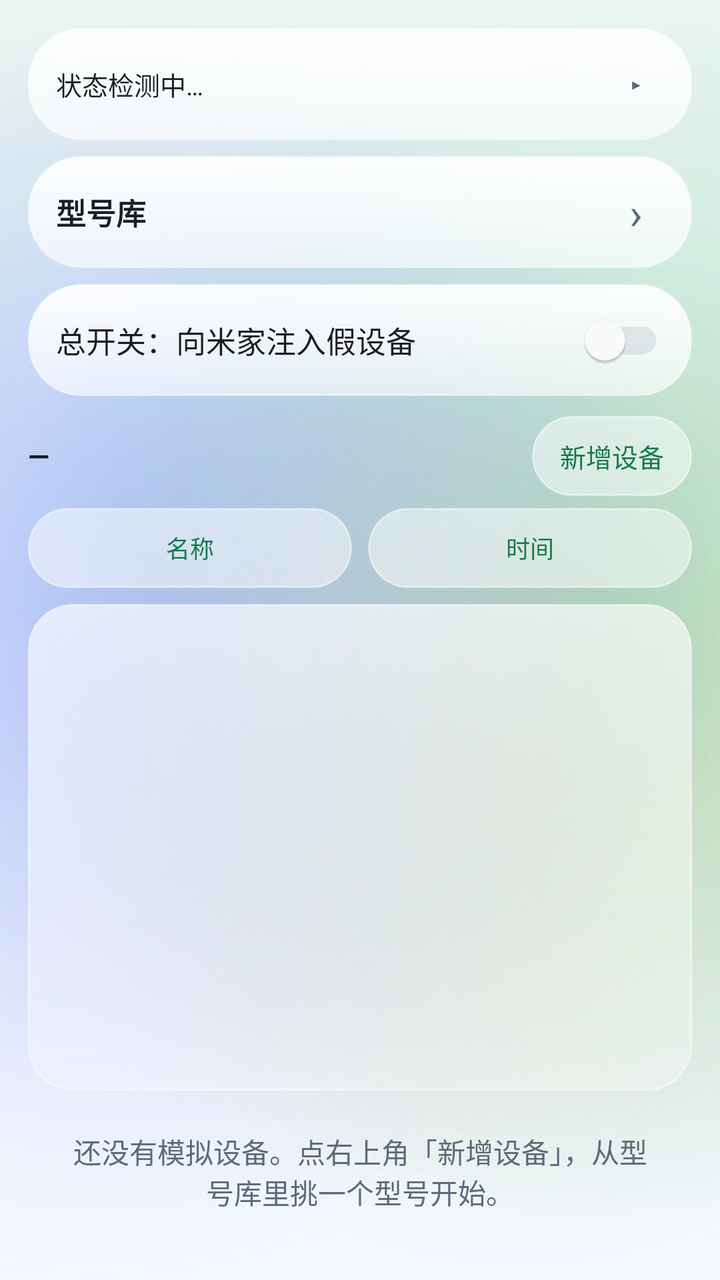
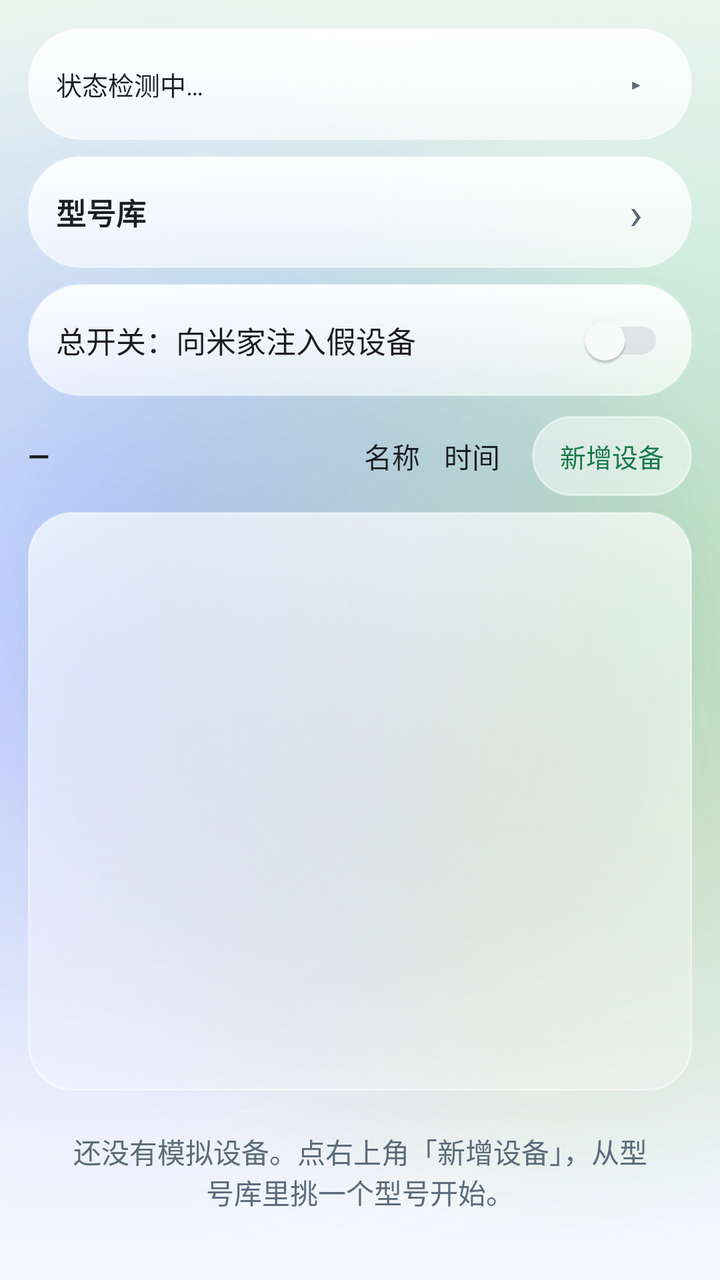

Compare the two renders of this Android layout. The source of the first and the diff that turns it into the second are given below.
<!-- AndroidManifest.xml: application theme Theme.MijiaSim -->
<!-- res/layout/activity_main.xml -->
<?xml version="1.0" encoding="utf-8"?>
<LinearLayout xmlns:android="http://schemas.android.com/apk/res/android"
    android:layout_width="match_parent"
    android:layout_height="match_parent"
    android:orientation="vertical"
    android:paddingLeft="14dp"
    android:paddingTop="14dp"
    android:paddingRight="14dp"
    android:paddingBottom="14dp">

    
    <LinearLayout
        android:id="@+id/status_card"
        android:layout_width="match_parent"
        android:layout_height="wrap_content"
        android:background="@drawable/bg_glass_card"
        android:orientation="vertical">

        <LinearLayout
            android:id="@+id/status_header"
            android:layout_width="match_parent"
            android:layout_height="56dp"
            android:background="@drawable/bg_status_ripple"
            android:clickable="true"
            android:focusable="true"
            android:gravity="center_vertical"
            android:orientation="horizontal"
            android:paddingLeft="14dp"
            android:paddingRight="12dp">

            <TextView
                android:id="@+id/status_summary"
                android:layout_width="0dp"
                android:layout_height="wrap_content"
                android:layout_weight="1"
                android:ellipsize="end"
                android:maxLines="1"
                android:text="@string/status_placeholder"
                android:textColor="@color/ink"
                android:textSize="13sp" />

            <TextView
                android:id="@+id/status_toggle"
                android:layout_width="32dp"
                android:layout_height="32dp"
                android:gravity="center"
                android:text="@string/status_arrow_closed"
                android:textColor="@color/ink_muted"
                android:textSize="14sp" />
        </LinearLayout>

        <TextView
            android:id="@+id/status_text"
            android:layout_width="match_parent"
            android:layout_height="wrap_content"
            android:lineSpacingExtra="3dp"
            android:paddingLeft="14dp"
            android:paddingTop="2dp"
            android:paddingRight="14dp"
            android:paddingBottom="12dp"
            android:text="@string/status_placeholder"
            android:textColor="@color/ink"
            android:textSize="13sp"
            android:visibility="gone" />
    </LinearLayout>

    
    <LinearLayout
        android:id="@+id/btn_open_library"
        android:layout_width="match_parent"
        android:layout_height="56dp"
        android:layout_marginTop="8dp"
        android:background="@drawable/bg_glass_card"
        android:clickable="true"
        android:focusable="true"
        android:gravity="center_vertical"
        android:orientation="horizontal"
        android:paddingLeft="14dp"
        android:paddingRight="12dp">

        <TextView
            android:layout_width="0dp"
            android:layout_height="wrap_content"
            android:layout_weight="1"
            android:ellipsize="end"
            android:maxLines="1"
            android:text="@string/label_model_library_entry"
            android:textColor="@color/ink"
            android:textSize="15sp"
            android:textStyle="bold" />

        <TextView
            android:layout_width="32dp"
            android:layout_height="32dp"
            android:gravity="center"
            android:text="@string/glyph_chevron"
            android:textColor="@color/ink_muted"
            android:textSize="22sp" />
    </LinearLayout>

    <androidx.appcompat.widget.SwitchCompat
        android:id="@+id/switch_inject"
        android:layout_width="match_parent"
        android:layout_height="56dp"
        android:layout_marginTop="8dp"
        android:background="@drawable/bg_glass_card"
        android:gravity="center_vertical"
        android:paddingLeft="14dp"
        android:paddingRight="14dp"
        android:text="@string/label_master_switch"
        android:textSize="15sp" />

    <LinearLayout
        android:layout_width="match_parent"
        android:layout_height="wrap_content"
        android:layout_marginTop="10dp"
        android:gravity="center_vertical"
        android:orientation="horizontal">

        <TextView
            android:id="@+id/device_count"
            android:layout_width="0dp"
            android:layout_height="wrap_content"
            android:layout_weight="1"
            android:text="@string/count_placeholder"
            android:textColor="@color/ink"
            android:textSize="14sp"
            android:textStyle="bold" />

        <Button
            android:id="@+id/btn_add"
            style="@style/Widget.MijiaSim.Button.Pill"
            android:layout_width="wrap_content"
            android:layout_height="wrap_content"
            android:layout_marginStart="8dp"
            android:text="@string/action_add" />
    </LinearLayout>

    
    <LinearLayout
        android:layout_width="match_parent"
        android:layout_height="wrap_content"
        android:layout_marginTop="6dp"
        android:gravity="center_vertical"
        android:orientation="horizontal">

        <Button
            android:id="@+id/btn_sort_name"
            style="@style/Widget.MijiaSim.Button.Pill"
            android:layout_width="0dp"
            android:layout_height="wrap_content"
            android:layout_weight="1"
            android:minWidth="0dp"
            android:text="@string/sort_name"
            android:textSize="12sp" />

        <Button
            android:id="@+id/btn_sort_time"
            style="@style/Widget.MijiaSim.Button.Pill"
            android:layout_width="0dp"
            android:layout_height="wrap_content"
            android:layout_marginStart="8dp"
            android:layout_weight="1"
            android:minWidth="0dp"
            android:text="@string/sort_time"
            android:textSize="12sp" />
    </LinearLayout>

    
    <androidx.recyclerview.widget.RecyclerView
        android:id="@+id/device_list"
        android:layout_width="match_parent"
        android:layout_height="0dp"
        android:layout_marginTop="8dp"
        android:layout_weight="1"
        android:background="@drawable/bg_glass_list_faint"
        android:padding="4dp"
        android:scrollbars="vertical" />

    <TextView
        android:id="@+id/empty_hint"
        android:layout_width="match_parent"
        android:layout_height="wrap_content"
        android:gravity="center"
        android:padding="20dp"
        android:text="@string/hint_no_device"
        android:textColor="@color/ink_muted"
        android:textSize="14sp" />

</LinearLayout>
<!-- resources referenced by this layout -->
<resources>
  <color name="ink">#FF1B1F24</color>
  <color name="ink_muted">#FF5C6B7A</color>
  <string name="action_add">新增设备</string>
  <string name="count_placeholder">—</string>
  <string name="glyph_chevron">›</string>
  <string name="hint_no_device">还没有模拟设备。点右上角「新增设备」，从型号库里挑一个型号开始。</string>
  <string name="label_master_switch">总开关：向米家注入假设备</string>
  <string name="label_model_library_entry">型号库</string>
  <string name="sort_name">名称</string>
  <string name="sort_time">时间</string>
  <string name="status_arrow_closed">▸</string>
  <string name="status_placeholder">状态检测中…</string>
  <color name="glass_bottom">#99FFFFFF</color>
  <color name="glass_top">#E6FFFFFF</color>
  <color name="glass_stroke">#80FFFFFF</color>
  <color name="glass_card_faint_bottom">#3DFFFFFF</color>
  <color name="glass_card_faint_top">#A6FFFFFF</color>
  <color name="row_pressed">#59FFFFFF</color>
  <color name="accent">#FF2bb673</color>
  <color name="accent_deep">#FF17794A</color>
  <color name="liquid_sky">#FFF3F8FF</color>
  <style name="ThemeOverlay.MijiaSim.ActionBar" parent="ThemeOverlay.AppCompat.Light">
          <item name="colorControlNormal">@color/ink</item>
          <item name="android:textColorPrimary">@color/ink</item>
      </style>
  <style name="Widget.MijiaSim.PopupMenu.Overflow" parent="Widget.AppCompat.PopupMenu.Overflow">
          <item name="android:popupBackground">@drawable/bg_glass_popup</item>
          <item name="android:popupElevation">10dp</item>
          <item name="overlapAnchor">false</item>
          <item name="android:dropDownVerticalOffset">6dp</item>
      </style>
  <style name="Widget.MijiaSim.PopupMenu" parent="Widget.AppCompat.PopupMenu">
          <item name="android:popupBackground">@drawable/bg_glass_popup</item>
          <item name="android:popupElevation">10dp</item>
      </style>
  <style name="TextAppearance.MijiaSim.PopupMenuItem" parent="TextAppearance.AppCompat.Widget.PopupMenu.Large">
          <item name="android:textColor">@color/ink</item>
          <item name="android:textSize">14sp</item>
      </style>
  <style name="Widget.MijiaSim.Switch" parent="Widget.AppCompat.CompoundButton.Switch">
          <item name="trackTint">@color/switch_track</item>
          <item name="thumbTint">@color/switch_thumb</item>
      </style>
  <color name="pill_pressed">#B3FFFFFF</color>
  <color name="pill_disabled">#40FFFFFF</color>
  <color name="glass_stroke_soft">#4DFFFFFF</color>
  <color name="pill_fill">#80FFFFFF</color>
  <color name="liquid_mist">#FFEAF4EF</color>
  <color name="blob_mint">#552BB673</color>
  <color name="blob_blue">#4D4C9AFF</color>
  <color name="blob_violet">#3D8E7CFF</color>
  <color name="blob_amber">#2EF2A33C</color>
  <style name="TextAppearance.MijiaSim.ActionBar.Title" parent="TextAppearance.AppCompat.Widget.ActionBar.Title">
          <item name="android:textColor">@color/ink</item>
          <item name="android:textSize">20sp</item>
          <item name="android:textStyle">bold</item>
          <item name="android:letterSpacing">0.01</item>
      </style>
  <style name="TextAppearance.MijiaSim.ActionBar.Subtitle" parent="TextAppearance.AppCompat.Widget.ActionBar.Subtitle">
          <item name="android:textColor">@color/ink_muted</item>
      </style>
  <!-- drawable bg_glass_dialog (drawable) -->
  <?xml version="1.0" encoding="utf-8"?>
  <shape xmlns:android="http://schemas.android.com/apk/res/android"
      android:shape="rectangle">
      <solid android:color="@color/dialog_fill" />
      <corners android:radius="28dp" />
      <stroke
          android:width="1dp"
          android:color="@color/glass_stroke" />
  </shape>
  <color name="dialog_fill">#F7FFFFFF</color>
  <color name="popup_bottom">#FFF6FAFF</color>
  <color name="popup_top">#FFFFFFFF</color>
  <color name="glass_divider">#14000000</color>
  <!-- unchanged entries left out for length: 10 -->
</resources>

<!-- the commit's change to res/layout/activity_main.xml (unified diff, before → after) -->
@@ -110,6 +110,7 @@
         android:text="@string/label_master_switch"
         android:textSize="15sp" />
 
+    
     <LinearLayout
         android:layout_width="match_parent"
         android:layout_height="wrap_content"
@@ -122,48 +123,52 @@
             android:layout_width="0dp"
             android:layout_height="wrap_content"
             android:layout_weight="1"
+            android:ellipsize="end"
+            android:maxLines="1"
             android:text="@string/count_placeholder"
             android:textColor="@color/ink"
             android:textSize="14sp"
             android:textStyle="bold" />
+
+        <TextView
+            android:id="@+id/btn_sort_name"
+            android:layout_width="wrap_content"
+            android:layout_height="wrap_content"
+            android:background="@null"
+            android:clickable="true"
+            android:focusable="true"
+            android:foreground="?attr/selectableItemBackgroundBorderless"
+            android:paddingLeft="6dp"
+            android:paddingTop="8dp"
+            android:paddingRight="6dp"
+            android:paddingBottom="8dp"
+            android:text="@string/sort_name"
+            android:textColor="@color/ink"
+            android:textSize="14sp" />
+
+        <TextView
+            android:id="@+id/btn_sort_time"
+            android:layout_width="wrap_content"
+            android:layout_height="wrap_content"
+            android:background="@null"
+            android:clickable="true"
+            android:focusable="true"
+            android:foreground="?attr/selectableItemBackgroundBorderless"
+            android:paddingLeft="6dp"
+            android:paddingTop="8dp"
+            android:paddingRight="6dp"
+            android:paddingBottom="8dp"
+            android:text="@string/sort_time"
+            android:textColor="@color/ink"
+            android:textSize="14sp" />
 
         <Button
             android:id="@+id/btn_add"
             style="@style/Widget.MijiaSim.Button.Pill"
             android:layout_width="wrap_content"
             android:layout_height="wrap_content"
-            android:layout_marginStart="8dp"
+            android:layout_marginStart="10dp"
             android:text="@string/action_add" />
-    </LinearLayout>
-
-    
-    <LinearLayout
-        android:layout_width="match_parent"
-        android:layout_height="wrap_content"
-        android:layout_marginTop="6dp"
-        android:gravity="center_vertical"
-        android:orientation="horizontal">
-
-        <Button
-            android:id="@+id/btn_sort_name"
-            style="@style/Widget.MijiaSim.Button.Pill"
-            android:layout_width="0dp"
-            android:layout_height="wrap_content"
-            android:layout_weight="1"
-            android:minWidth="0dp"
-            android:text="@string/sort_name"
-            android:textSize="12sp" />
-
-        <Button
-            android:id="@+id/btn_sort_time"
-            style="@style/Widget.MijiaSim.Button.Pill"
-            android:layout_width="0dp"
-            android:layout_height="wrap_content"
-            android:layout_marginStart="8dp"
-            android:layout_weight="1"
-            android:minWidth="0dp"
-            android:text="@string/sort_time"
-            android:textSize="12sp" />
     </LinearLayout>
 
     
